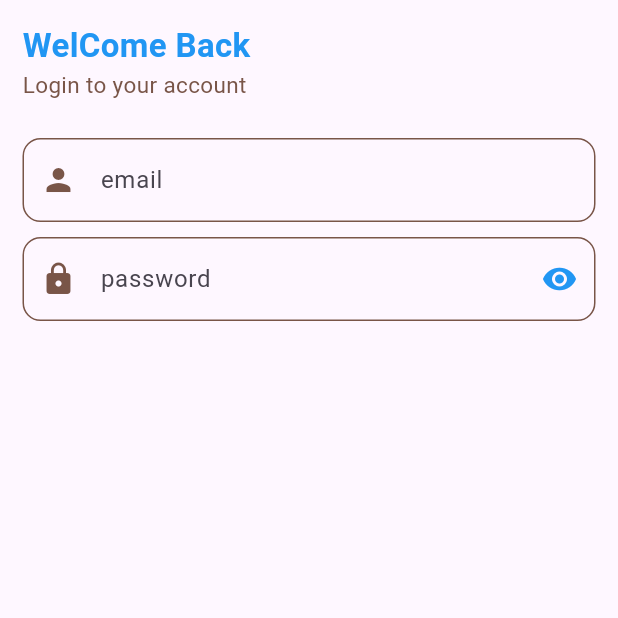
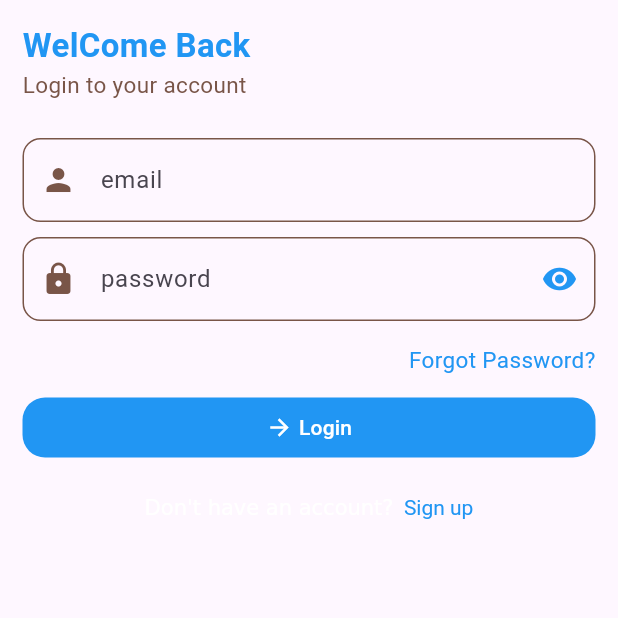
Before and after one commit to RimonChakma/Restaurant-App-Ui, a Flutter app: the screen it shows after launch, on a phone screen of 412 x 824 dp, the top half of it. Run offline on Flutter 3.47's test engine with Material 3 defaults, Android fonts, the phone set to English and light mode, and no system bars; our stand-ins replace get.

Commit message:
create Login button

```diff
--- a/lib/login_screen.dart
+++ b/lib/login_screen.dart
@@ -22,6 +22,41 @@ class LoginScreen extends StatelessWidget {
             TextFormField(decoration: inputDecorationStyle(
                 "password", "Password", Icon(Icons.lock,color: Colors.brown,),
                  Icon(Icons.visibility,color: Colors.blue,)),),
+            SizedBox(height: 15,),
+            Row(
+              mainAxisAlignment: MainAxisAlignment.end,
+              children: [
+                Text("Forgot Password?",style: TextStyle(color: Colors.blue,fontSize: 15),),
+              ],
+            ),
+            SizedBox(height: 15,),
+
+            SizedBox(
+              height: 40,
+              child: TextButton(onPressed: (){},style: ElevatedButton.styleFrom(
+                backgroundColor: Colors.blue,
+                foregroundColor: Colors.white,
+                shape: RoundedRectangleBorder(borderRadius: BorderRadius.circular(15))
+              ), child: Center(
+                child: Row(
+                  mainAxisAlignment: MainAxisAlignment.center,
+                  children: [
+                  Icon(Icons.arrow_forward),
+                    SizedBox(width: 4,),
+                  Text("Login")
+                ],),
+              ),),
+            ),
+            SizedBox(height: 25,),
+            Center(
+              child: RichText(text: TextSpan(
+                text: "Don't have an account?",
+                children: [
+                  TextSpan(text:"  Sign up",style: TextStyle(color: Colors.blue))
+                ]
+              ),
+              ),
+            )
         ],),
       ),
     );
```
